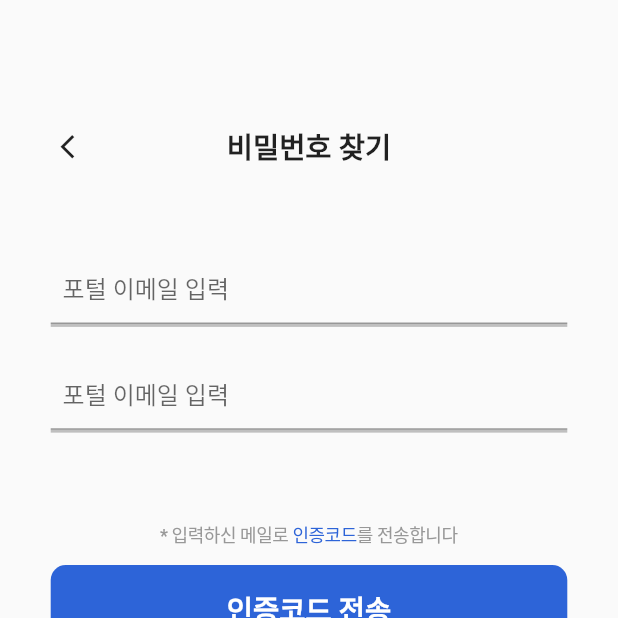
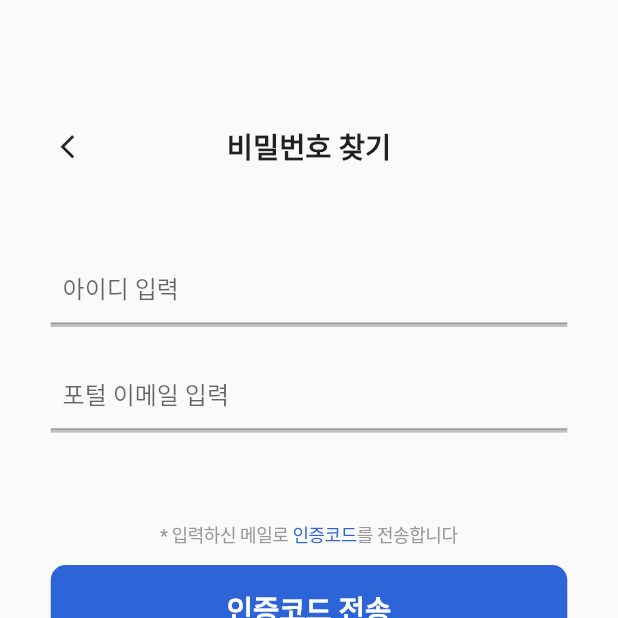
Before and after one commit to USW-Random-Chat/Flutter, a Flutter app: the screen it shows after launch, after a tap on "비밀번호 찾기", on a phone screen of 412 x 824 dp, the top half of it. Run offline on Flutter 3.47's test engine with Material 2 defaults, Android fonts, the phone set to English and light mode, and no system bars; our stand-ins replace flutter_screenutil; Roboto replaces fonts that are missing (Pretendard, Pretendard-Bold, Pretendard-Regular); statements that could not run were skipped.

Commit message:
new develop
add:
AccountRecovery_viewmodel,
idfield,
Login_page_changePW

edit:
signup_viewmodel,
Login_page_searchID,
Login_page_searchPW,
login_screen,
signip_screen,
main(뷰모델 추가)

```diff
--- a/lib/main.dart
+++ b/lib/main.dart
@@ -1,5 +1,6 @@
 import 'package:flutter/material.dart';
 import 'package:provider/provider.dart';
+import 'package:suwon/viewmodels/AccountRecovery_viewmodel.dart';
 import 'package:suwon/viewmodels/login_viewmodel.dart';
 import 'package:suwon/viewmodels/signup_viewmodel.dart'; // 추가: SignupViewModel 임포트
 import 'package:suwon/views/login_screen.dart';
@@ -19,6 +20,8 @@ class MyApp extends StatelessWidget {
         ChangeNotifierProvider(create: (context) => LoginViewModel()),
         ChangeNotifierProvider(
             create: (context) => SignupViewModel()), // 추가: SignupViewModel 제공
+        ChangeNotifierProvider(
+            create: (context) => AccountRecoveryViewModel()),
       ],
       child: MaterialApp(
         debugShowCheckedModeBanner: false,
--- a/lib/views/Login_page_searchPW.dart
+++ b/lib/views/Login_page_searchPW.dart
@@ -2,22 +2,23 @@ import 'package:flutter/cupertino.dart';
 import 'package:flutter/material.dart';
 import 'package:flutter_screenutil/flutter_screenutil.dart';
 import 'package:provider/provider.dart';
-import 'package:suwon/viewmodels/signup_viewmodel.dart';
+import 'package:suwon/viewmodels/AccountRecovery_viewmodel.dart';
 import 'package:suwon/views/login_screen.dart';
 import 'package:suwon/views/widgets/appbar.dart';
 import 'package:suwon/views/widgets/csbutton.dart';
 import 'package:suwon/views/widgets/emailfield.dart';
-import 'package:suwon/viewmodels/login_viewmodel.dart';
+import 'package:suwon/views/widgets/idfield.dart';
 
 class SearchPW extends StatelessWidget {
-  const SearchPW({super.key});
+  final GlobalKey<FormState> _formKey = GlobalKey<FormState>();
+  SearchPW({super.key});
 
 
   @override
   Widget build(BuildContext context) {
-    final signupViewModel = Provider.of<SignupViewModel>(context);
-    final loginViewModel = Provider.of<LoginViewModel>(context);
-    final GlobalKey<FormState> _formKey = GlobalKey<FormState>();
+
+    final accountRecoveryViewModel = Provider.of<AccountRecoveryViewModel>(context);
+
 
 
     return ScreenUtilInit(
@@ -34,6 +35,9 @@ class SearchPW extends StatelessWidget {
                     margin: EdgeInsets.symmetric(horizontal: 20.w),
                     child: SuchatAppBar(
                       text: '비밀번호 찾기', onPressed: () {
+                        accountRecoveryViewModel.idController.clear();
+                        accountRecoveryViewModel.emailController.clear();
+                        accountRecoveryViewModel.ValidationCodeController.clear();
                       Navigator.push(
                         context,
                         MaterialPageRoute(
@@ -48,11 +52,11 @@ class SearchPW extends StatelessWidget {
                       mainAxisAlignment: MainAxisAlignment.start,
                       children: [
                         SizedBox(height: 42.h,),
-                        EmailFD(controller: signupViewModel.emailController, onChanged: (value) =>
-                        signupViewModel.isEmailValid), //ID_field 수정 필요
+                        IdFD(controller: accountRecoveryViewModel.idController, onChanged: (value) =>
+                        accountRecoveryViewModel.idError), //ID_field 수정 필요
                         SizedBox(height: 21.h,),
-                        EmailFD(controller: signupViewModel.emailController, onChanged: (value) =>
-                        signupViewModel.isEmailValid),
+                        EmailFD(controller: accountRecoveryViewModel.emailController, onChanged: (value) =>
+                        accountRecoveryViewModel.isEmailValid),
                         SizedBox(height: 60.h,),
                         Row(
                           mainAxisAlignment: MainAxisAlignment.center,
@@ -88,7 +92,7 @@ class SearchPW extends StatelessWidget {
                         CustomButton(text: '인증코드 전송', backgroundColor: Color(0xff2D64D8), onPressed: (){},),
                         SizedBox(height: 24.h,),
                         InputCode(onChanged: (value) =>
-                        signupViewModel.isEmailValid, hintText: '인증코드 4자리 입력' ), //onChanged 변경 필요
+                        accountRecoveryViewModel.isEmailValid, hintText: '인증코드 4자리 입력' ), //onChanged 변경 필요
 
 
 
@@ -120,12 +124,31 @@ class SearchPW extends StatelessWidget {
            borderRadius: BorderRadius.circular(10),
          ),
          labelStyle: TextStyle(
-           fontFamily: 'Pretendard-Regular',
+           fontFamily: 'Pretendard',
            fontSize: 14.sp,
          ),
          hintText: hintText,
+         suffix: ElevatedButton(style:
+           ElevatedButton.styleFrom(
+             backgroundColor: Color(0xff2D64D8),
+             shape: RoundedRectangleBorder(
+               borderRadius: BorderRadius.circular(12.sp)
+             ),
+             fixedSize: Size(70.sp, 38.sp)
+           ),onPressed: (){},
+             child: Text('확인',
+               style: TextStyle(
+                 color: Colors.white,
+                 fontFamily: 'Pretendard',
+                 fontSize: 14.sp,
+                 fontWeight: FontWeight.w600,
+                 letterSpacing: -0.35.sp,
+               ),
+             ),
+         )
        ),
      ),
+
    );
  }
 }
--- a/lib/views/login_screen.dart
+++ b/lib/views/login_screen.dart
@@ -1,5 +1,6 @@
 import 'package:flutter/material.dart';
 import 'package:flutter_screenutil/flutter_screenutil.dart';
+import 'package:suwon/views/Login_page_changePW.dart';
 import 'package:suwon/views/Login_page_searchID.dart';
 import 'package:suwon/views/Signup_creen.dart';
 import 'package:suwon/views/widgets/csbutton.dart';
@@ -85,7 +86,7 @@ class NewLoignMain extends StatelessWidget {
                             Navigator.push(
                               context,
                               MaterialPageRoute(
-                                  builder: (context) => const SearchPW()),
+                                  builder: (context) => SearchPW()),
                             );
                           },
                           child: TextFont.fontRegular(
--- a/lib/views/signup_creen.dart
+++ b/lib/views/signup_creen.dart
@@ -28,6 +28,10 @@ class SignupScreen extends StatelessWidget {
                     child: SuchatAppBar(
                       text: ' 회원가입',
                       onPressed: () {
+                        signupViewModel.idController.clear();
+                        signupViewModel.pwController.clear();
+                        signupViewModel.pwMatchController.clear();
+                        signupViewModel.emailController.clear();
                         Navigator.push(
                           context,
                           MaterialPageRoute(
@@ -70,7 +74,7 @@ class SignupScreen extends StatelessWidget {
                               obscureText: signupViewModel.passwordVisible2,
                               controller: signupViewModel.pwMatchController,
                               onChanged: (value) =>
-                                  signupViewModel.validatePwInput(value),
+                                  signupViewModel.validatePwMatch(value),
                               hintText: '비밀번호 입력 (문자, 숫자 포함 6~20자)',
                               onPressed: () {
                                 signupViewModel.togglePasswordVisibility2();
--- /dev/null
+++ b/lib/views/widgets/idfield.dart
@@ -0,0 +1,47 @@
+import 'package:flutter/material.dart';
+import 'package:suwon/views/widgets/font.dart';
+
+class IdFD extends StatelessWidget {
+  final TextEditingController? controller;
+  final ValueChanged<String>? onChanged;
+
+  const IdFD({
+    required this.controller,
+    required this.onChanged,
+});
+
+  @override
+  Widget build(BuildContext context) {
+    return Column(
+      children: [
+        Container(
+          decoration: BoxDecoration(
+            border: Border(
+              bottom: BorderSide(
+                width: 2,
+                color: Color(0xFFBFBFBF),
+              ),
+            ),
+          ),
+          child: TextFormField(
+            maxLength: 20,
+            controller: controller,
+            onChanged: onChanged,
+            decoration: InputDecoration(
+              labelStyle: TextStyle(
+                fontFamily: 'Pretendard',
+                fontSize: 16,
+                fontWeight: FontWeight.w400,
+                color: Color(0xFF989898),
+              ),
+
+              hintText: '  아이디 입력',
+              counterText: '', // 입력 길이 카운터 텍스트를 빈 문자열로 설정하여 표시하지 않음
+              errorStyle: TextStyle(height: 0), // 에러 메시지 표시 공간을 없앰
+            ),
+          ),
+        ),
+      ],
+    );
+  }
+}
```
Also changed, not shown: lib/viewmodels/AccountRecovery_viewmodel.dart (renamed from lib/viewmodels/signup_viewmodel.dart, +28 -8 lines), lib/views/Login_page_changePW.dart (added, +180 -0 lines), lib/views/Login_page_searchID.dart (+6 -3 lines).
